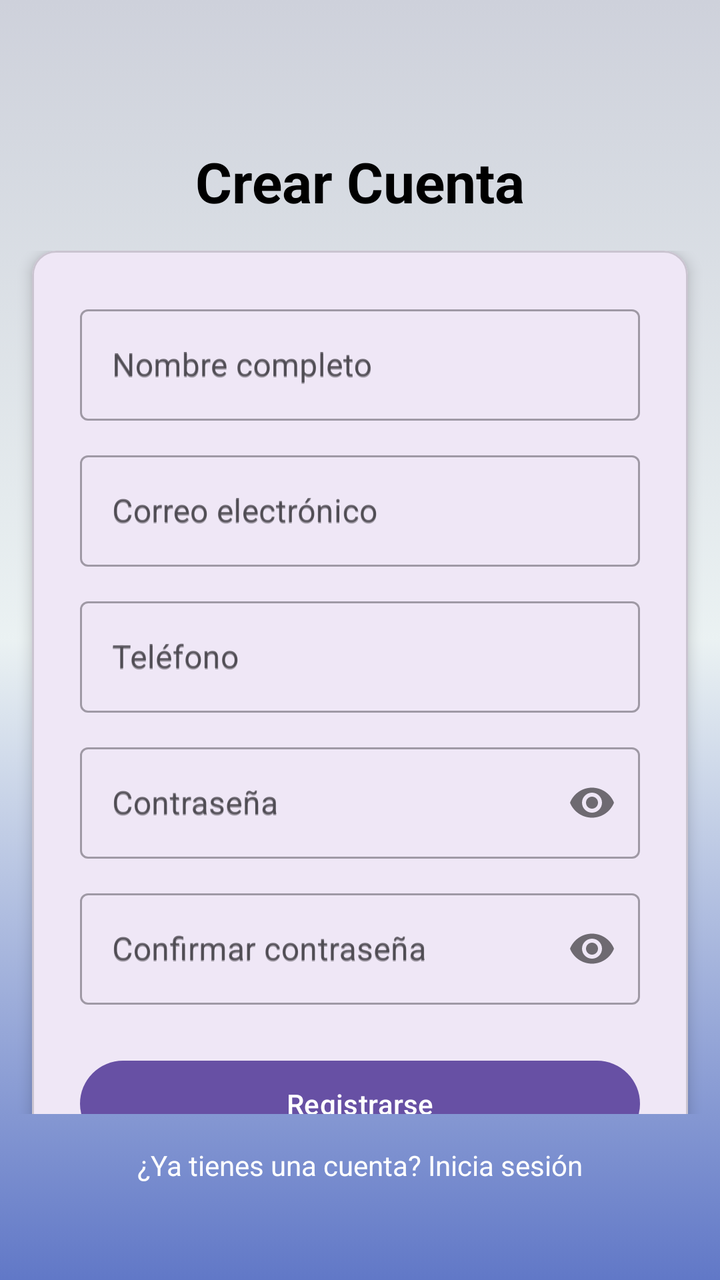
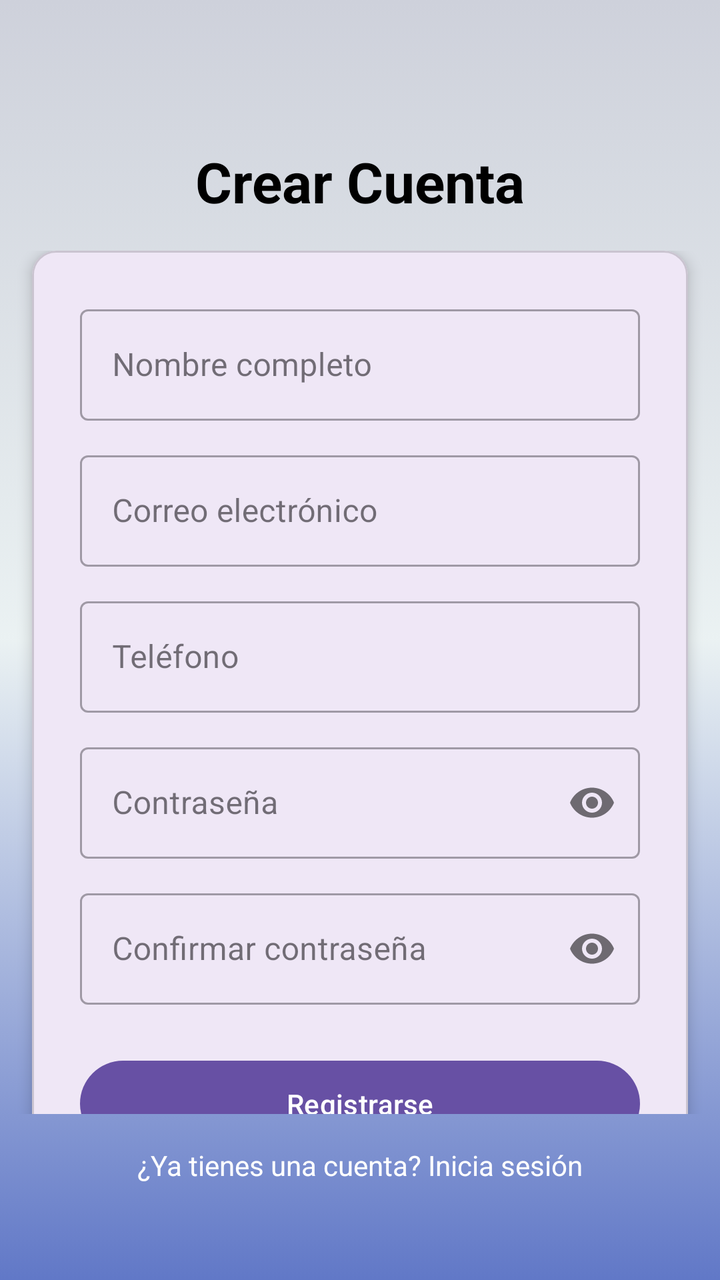

Screens rendered from an Android XML layout before and after an edit, with the pre-edit source and the edit as a unified diff.
<!-- AndroidManifest.xml: application theme Theme.Veterinaria -->
<!-- res/layout/activity_registro.xml -->
<?xml version="1.0" encoding="utf-8"?>
<androidx.constraintlayout.widget.ConstraintLayout xmlns:android="http://schemas.android.com/apk/res/android"
    xmlns:app="http://schemas.android.com/apk/res-auto"
    xmlns:tools="http://schemas.android.com/tools"
    android:layout_width="match_parent"
    android:layout_height="match_parent"
    android:background="@drawable/gradient_fondo"
    tools:context=".Registro_act">

    <TextView
        android:id="@+id/tvTitulo"
        android:layout_width="wrap_content"
        android:layout_height="wrap_content"
        android:layout_marginTop="72dp"
        android:text="Crear Cuenta"
        android:textColor="@color/black"
        android:textSize="28sp"
        android:textStyle="bold"
        app:layout_constraintEnd_toEndOf="parent"
        app:layout_constraintStart_toStartOf="parent"
        app:layout_constraintTop_toTopOf="parent" />

    <androidx.core.widget.NestedScrollView
        android:layout_width="0dp"
        android:layout_height="0dp"
        android:layout_marginTop="16dp"
        app:layout_constraintBottom_toTopOf="@+id/tvIniciarSesion"
        app:layout_constraintEnd_toEndOf="parent"
        app:layout_constraintStart_toStartOf="parent"
        app:layout_constraintTop_toBottomOf="@id/tvTitulo">

        <com.google.android.material.card.MaterialCardView
            android:layout_width="match_parent"
            android:layout_height="wrap_content"
            android:layout_marginStart="16dp"
            android:layout_marginEnd="16dp"
            android:layout_marginBottom="16dp"
            app:cardCornerRadius="12dp"
            app:cardElevation="4dp">

            <LinearLayout
                android:layout_width="match_parent"
                android:layout_height="wrap_content"
                android:orientation="vertical"
                android:padding="24dp">

                <com.google.android.material.textfield.TextInputLayout
                    style="@style/Widget.MaterialComponents.TextInputLayout.OutlinedBox"
                    android:layout_width="match_parent"
                    android:layout_height="wrap_content"
                    android:hint="Nombre completo">

                    <com.google.android.material.textfield.TextInputEditText
                        android:id="@+id/etNombreCompleto"
                        android:hint="Nombre completo"
                        android:layout_width="match_parent"
                        android:layout_height="wrap_content"
                        android:inputType="textPersonName"
                        android:minHeight="48dp" />
                </com.google.android.material.textfield.TextInputLayout>

                <com.google.android.material.textfield.TextInputLayout
                    style="@style/Widget.MaterialComponents.TextInputLayout.OutlinedBox"
                    android:layout_width="match_parent"
                    android:layout_height="wrap_content"
                    android:layout_marginTop="12dp"
                    android:hint="Correo electrónico">

                    <com.google.android.material.textfield.TextInputEditText
                        android:id="@+id/etCorreo"
                        android:hint="Correo electrónico"
                        android:layout_width="match_parent"
                        android:layout_height="wrap_content"
                        android:inputType="textEmailAddress"
                        android:minHeight="48dp" />
                </com.google.android.material.textfield.TextInputLayout>

                <com.google.android.material.textfield.TextInputLayout
                    style="@style/Widget.MaterialComponents.TextInputLayout.OutlinedBox"
                    android:layout_width="match_parent"
                    android:layout_height="wrap_content"
                    android:layout_marginTop="12dp"
                    android:hint="Teléfono">

                    <com.google.android.material.textfield.TextInputEditText
                        android:id="@+id/etTelefono"
                        android:hint="Teléfono"
                        android:layout_width="match_parent"
                        android:layout_height="wrap_content"
                        android:inputType="phone"
                        android:minHeight="48dp" />
                </com.google.android.material.textfield.TextInputLayout>

                <com.google.android.material.textfield.TextInputLayout
                    style="@style/Widget.MaterialComponents.TextInputLayout.OutlinedBox"
                    android:layout_width="match_parent"
                    android:layout_height="wrap_content"
                    android:layout_marginTop="12dp"
                    android:hint="Contraseña"
                    app:passwordToggleEnabled="true">

                    <com.google.android.material.textfield.TextInputEditText
                        android:id="@+id/etContrasena"
                        android:hint="Contraseña"
                        android:layout_width="match_parent"
                        android:layout_height="wrap_content"
                        android:inputType="textPassword"
                        android:minHeight="48dp" />
                </com.google.android.material.textfield.TextInputLayout>

                <com.google.android.material.textfield.TextInputLayout
                    style="@style/Widget.MaterialComponents.TextInputLayout.OutlinedBox"
                    android:layout_width="match_parent"
                    android:layout_height="wrap_content"
                    android:layout_marginTop="12dp"
                    android:hint="Confirmar contraseña"
                    app:passwordToggleEnabled="true">

                    <com.google.android.material.textfield.TextInputEditText
                        android:id="@+id/etConfirmarContrasena"
                        android:hint="Confirmar contraseña"
                        android:layout_width="match_parent"
                        android:layout_height="wrap_content"
                        android:inputType="textPassword"
                        android:minHeight="48dp" />
                </com.google.android.material.textfield.TextInputLayout>

                <Button
                    android:id="@+id/btnRegistrarse"
                    android:layout_width="match_parent"
                    android:layout_height="wrap_content"
                    android:layout_marginTop="24dp"
                    android:padding="12dp"
                    android:text="Registrarse" />

            </LinearLayout>
        </com.google.android.material.card.MaterialCardView>

    </androidx.core.widget.NestedScrollView>

    <TextView
        android:id="@+id/tvIniciarSesion"
        android:layout_width="wrap_content"
        android:layout_height="wrap_content"
        android:layout_marginBottom="32dp"
        android:padding="16dp"
        android:text="¿Ya tienes una cuenta? Inicia sesión"
        android:textColor="@android:color/white"
        app:layout_constraintBottom_toBottomOf="parent"
        app:layout_constraintEnd_toEndOf="parent"
        app:layout_constraintStart_toStartOf="parent" />

</androidx.constraintlayout.widget.ConstraintLayout>
<!-- resources referenced by this layout -->
<resources>
  <color name="black">#FF000000</color>
  <!-- drawable gradient_fondo (drawable) -->
  <?xml version="1.0" encoding="utf-8"?>
  <selector xmlns:android="http://schemas.android.com/apk/res/android">
      <item>
          <shape>
              <gradient
                  android:startColor="#6178C7"
                  android:centerColor="#C7E5F0EF"
                  android:endColor="#CED1DB"
                  android:angle="90"/>
              <corners
                  android:radius="0dp"/>
          </shape>
      </item>
  </selector>
  <style name="Theme.Veterinaria" parent="Base.Theme.Veterinaria" />
  <style name="Base.Theme.Veterinaria" parent="Theme.Material3.DayNight.NoActionBar">
          
          
      </style>
</resources>

<!-- the commit's change to res/layout/activity_registro.xml (unified diff, before → after) -->
@@ -45,6 +45,7 @@
                 android:padding="24dp">
 
                 <com.google.android.material.textfield.TextInputLayout
+                    android:id="@+id/etNombreCompleto_layout"
                     style="@style/Widget.MaterialComponents.TextInputLayout.OutlinedBox"
                     android:layout_width="match_parent"
                     android:layout_height="wrap_content"
@@ -52,14 +53,14 @@
 
                     <com.google.android.material.textfield.TextInputEditText
                         android:id="@+id/etNombreCompleto"
-                        android:hint="Nombre completo"
                         android:layout_width="match_parent"
                         android:layout_height="wrap_content"
-                        android:inputType="textPersonName"
+                        android:inputType="textCapWords" 
                         android:minHeight="48dp" />
                 </com.google.android.material.textfield.TextInputLayout>
 
                 <com.google.android.material.textfield.TextInputLayout
+                    android:id="@+id/etCorreo_layout"
                     style="@style/Widget.MaterialComponents.TextInputLayout.OutlinedBox"
                     android:layout_width="match_parent"
                     android:layout_height="wrap_content"
@@ -68,7 +69,6 @@
 
                     <com.google.android.material.textfield.TextInputEditText
                         android:id="@+id/etCorreo"
-                        android:hint="Correo electrónico"
                         android:layout_width="match_parent"
                         android:layout_height="wrap_content"
                         android:inputType="textEmailAddress"
@@ -76,6 +76,7 @@
                 </com.google.android.material.textfield.TextInputLayout>
 
                 <com.google.android.material.textfield.TextInputLayout
+                    android:id="@+id/etTelefono_layout"
                     style="@style/Widget.MaterialComponents.TextInputLayout.OutlinedBox"
                     android:layout_width="match_parent"
                     android:layout_height="wrap_content"
@@ -84,7 +85,6 @@
 
                     <com.google.android.material.textfield.TextInputEditText
                         android:id="@+id/etTelefono"
-                        android:hint="Teléfono"
                         android:layout_width="match_parent"
                         android:layout_height="wrap_content"
                         android:inputType="phone"
@@ -92,6 +92,7 @@
                 </com.google.android.material.textfield.TextInputLayout>
 
                 <com.google.android.material.textfield.TextInputLayout
+                    android:id="@+id/etContrasena_layout"
                     style="@style/Widget.MaterialComponents.TextInputLayout.OutlinedBox"
                     android:layout_width="match_parent"
                     android:layout_height="wrap_content"
@@ -101,7 +102,6 @@
 
                     <com.google.android.material.textfield.TextInputEditText
                         android:id="@+id/etContrasena"
-                        android:hint="Contraseña"
                         android:layout_width="match_parent"
                         android:layout_height="wrap_content"
                         android:inputType="textPassword"
@@ -109,6 +109,7 @@
                 </com.google.android.material.textfield.TextInputLayout>
 
                 <com.google.android.material.textfield.TextInputLayout
+                    android:id="@+id/etConfirmarContrasena_layout"
                     style="@style/Widget.MaterialComponents.TextInputLayout.OutlinedBox"
                     android:layout_width="match_parent"
                     android:layout_height="wrap_content"
@@ -118,7 +119,6 @@
 
                     <com.google.android.material.textfield.TextInputEditText
                         android:id="@+id/etConfirmarContrasena"
-                        android:hint="Confirmar contraseña"
                         android:layout_width="match_parent"
                         android:layout_height="wrap_content"
                         android:inputType="textPassword"
